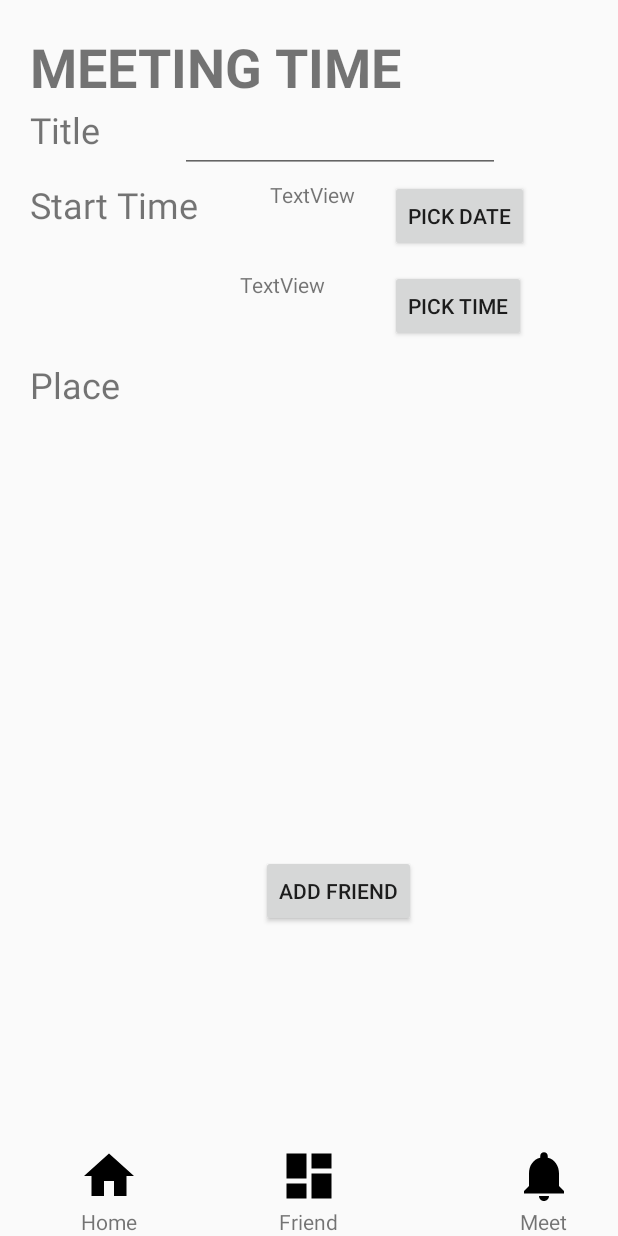
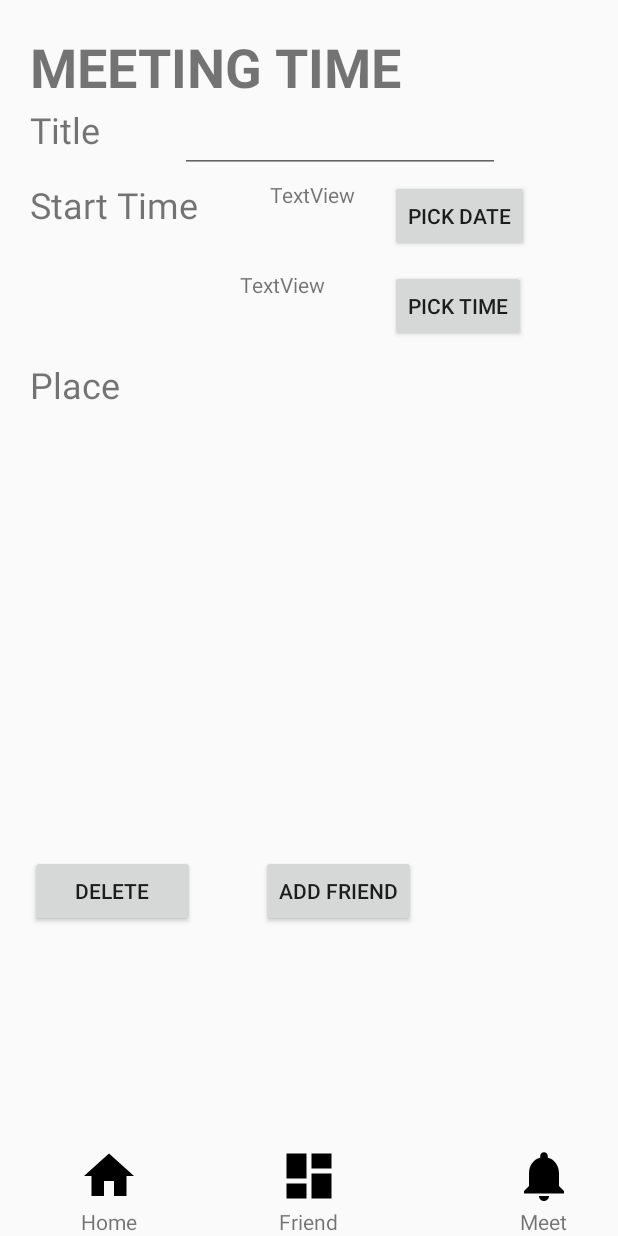
Before and after one commit to rmit-s3509578-chang-xinyu/FriendTrackerApp, an Android app: the fragment MeetingEditFragment placed in its activity, on a phone screen of 412 x 824 dp. Run offline under Robolectric (Android 15) with nearby library versions, the phone set to English and light mode, and no system bars.

Commit message:
remove meeting list function

```diff
--- a/src/main/java/com/example/xinyu/friendtracker/ContactDetail.java
+++ b/src/main/java/com/example/xinyu/friendtracker/ContactDetail.java
@@ -6,7 +6,7 @@ import java.util.ArrayList;
 import java.util.UUID;
 
 /**
- * Created by bowen on 2017-08-27.
+ * Created by xinyu on 2017-08-27.
  */
 
 public class ContactDetail {
--- a/src/main/java/com/example/xinyu/friendtracker/MeetingEditFragment.java
+++ b/src/main/java/com/example/xinyu/friendtracker/MeetingEditFragment.java
@@ -8,6 +8,7 @@ import android.net.Uri;
 import android.os.Bundle;
 import android.support.v4.app.DialogFragment;
 import android.support.v4.app.Fragment;
+import android.support.v4.app.FragmentManager;
 import android.text.Editable;
 import android.text.TextWatcher;
 import android.text.format.DateFormat;
@@ -45,6 +46,7 @@ public class MeetingEditFragment extends Fragment {
     private static TextView startTimeTime, startTimeDate, endTime;
 
     private Button dateButton, timeButton;
+    private Button removeButton;
 
 
     private TextView title, place, time, placeTextView;
@@ -54,7 +56,7 @@ public class MeetingEditFragment extends Fragment {
 
     private static final String EXTRA_MEEDING_ID = "com.example.xinyu.friendtracker.meeting.id";
     protected static final String LOG_TAG = "ASDFASDF";
-
+    private static final String DIALOG_REMOVE = "remove";
 
     private static MeetingDetail meetingDetail;
 
@@ -121,9 +123,7 @@ public class MeetingEditFragment extends Fragment {
 
         return v;
 
-
     }
-
 
 
     public void showMeetingDetail() {
@@ -140,9 +140,7 @@ public class MeetingEditFragment extends Fragment {
             startTimeTime.setText(meetingDetail.getStartTimeTime());
         }
 
-
-
-
+        removeButton = v.findViewById(R.id.button2);
 
         meetingTitle.addTextChangedListener(new TextWatcher() {
 
@@ -195,7 +193,17 @@ public class MeetingEditFragment extends Fragment {
         });
 
 
+        removeButton.setOnClickListener(new View.OnClickListener() {
+            @Override
+            public void onClick(View view) {
+                FragmentManager fm = getActivity().getSupportFragmentManager();
+                RemoveDialogFragmentMeeting removeDialog = RemoveDialogFragmentMeeting.newInstance(meetingDetail.getId());
+                removeDialog.show(fm, DIALOG_REMOVE);
 
+
+            }
+
+        });
     }
 
 
--- a/src/main/res/layout/fragment_meeting_edit.xml
+++ b/src/main/res/layout/fragment_meeting_edit.xml
@@ -65,6 +65,15 @@
         android:ems="10"
         android:inputType="textPersonName" />
 
+    <Button
+        android:id="@+id/button2"
+        android:layout_width="110dp"
+        android:layout_height="wrap_content"
+        android:layout_gravity="center_horizontal|bottom|left"
+        android:layout_marginLeft="20dp"
+        android:layout_marginTop="360dp"
+        android:text="@string/friend_remove"/>
+
     <TextView
         android:id="@+id/textView12"
         android:layout_width="wrap_content"
```
Also changed, not shown: src/main/java/com/example/xinyu/friendtracker/RemoveDialogFragmentMeeting.java (added, +59 -0 lines), src/main/res/layout/fragment_main.xml (+3 -22 lines).
